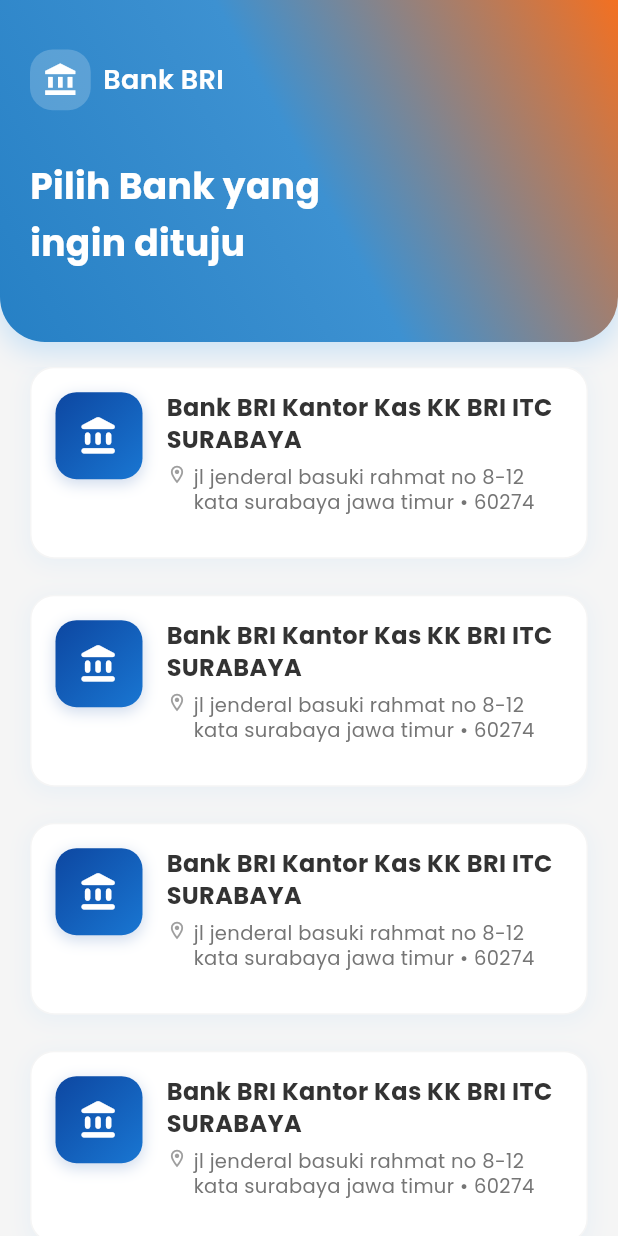
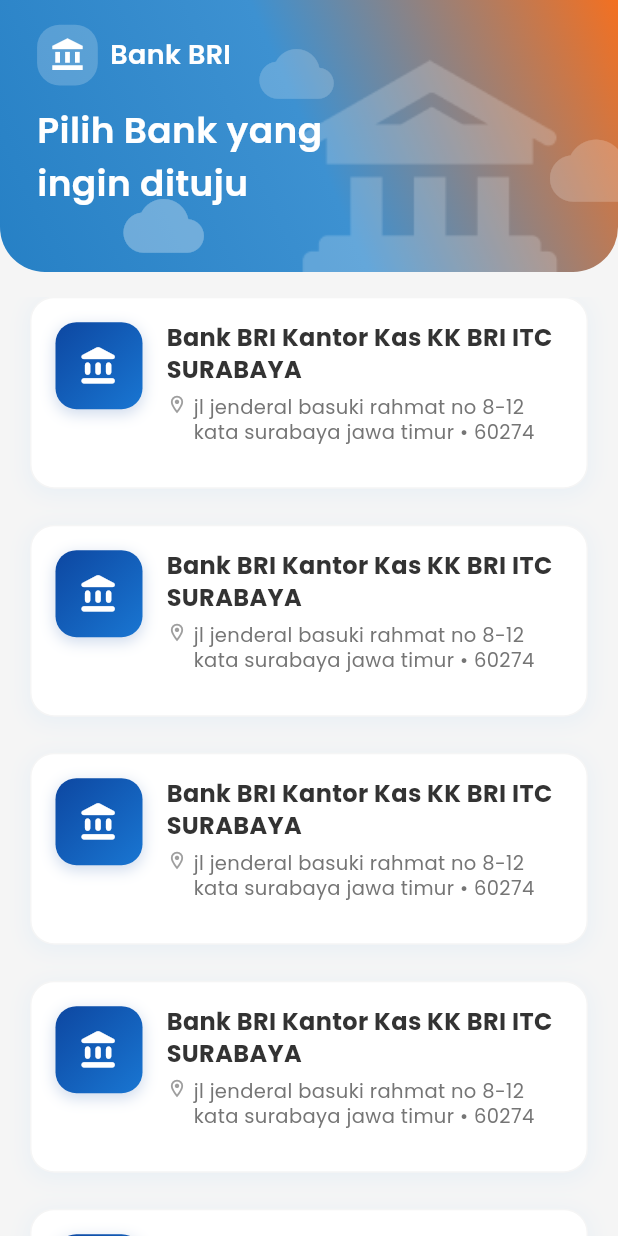
Before and after one commit to Magang-BRI-x-UNAIR/bri_cek, a Flutter app: the ChooseBankScreen screen opened directly, on a phone screen of 412 x 824 dp. Run offline on Flutter 3.47's test engine with Material 3 defaults, Android fonts, the phone set to English and light mode, and no system bars; our stand-ins replace fl_chart.

Commit message:
fix: header

```diff
--- a/lib/screens/choose_bank.dart
+++ b/lib/screens/choose_bank.dart
@@ -1,8 +1,8 @@
-import 'package:flutter/material.dart';
 import 'package:bri_cek/data/bank_branch_data.dart';
 import 'package:bri_cek/models/bank_branch.dart';
 import 'package:bri_cek/utils/app_size.dart';
 import 'package:bri_cek/widgets/bank_branch_card.dart';
+import 'package:flutter/material.dart';
 
 class ChooseBankScreen extends StatefulWidget {
   const ChooseBankScreen({super.key});
@@ -80,7 +80,8 @@
       if (query.isEmpty) {
         _filteredBranches = branches;
       } else {
-        _filteredBranches = branches.where((branch) {
+        _filteredBranches =
+            branches.where((branch) {
               return branch.name.toLowerCase().contains(query) ||
                   branch.address.toLowerCase().contains(query);
             }).toList();
@@ -112,39 +113,86 @@
               animation: _headerAnimation,
               builder: (context, child) {
                 return Transform.translate(
-                  offset: Offset(0,
-                      (1 - _headerAnimation.value) * -AppSize.heightPercent(6)),
-                  child: Opacity(
-                    opacity: _headerAnimation.value,
-                    child: child,
+                  offset: Offset(
+                    0,
+                    (1 - _headerAnimation.value) * -AppSize.heightPercent(6),
                   ),
+                  child: Opacity(opacity: _headerAnimation.value, child: child),
                 );
               },
               child: Container(
-                padding: AppSize.getHeaderPadding(),
-                decoration: BoxDecoration(
-                  gradient: const LinearGradient(
+                width: double.infinity,
+                height: AppSize.heightPercent(22),
+                decoration: const BoxDecoration(
+                  gradient: LinearGradient(
                     begin: Alignment.bottomLeft,
                     end: Alignment.topRight,
                     colors: [
                       Color(0xFF2680C5),
-                      Color(
-                          0xFF3D91D1), // Intermediate color for smoother gradient
+                      Color(0xFF3D91D1),
                       Color(0xFFF37021),
                     ],
                     stops: [0.0, 0.5, 1.0],
                   ),
                   borderRadius: BorderRadius.vertical(
-                    bottom: Radius.circular(AppSize.cardBorderRadius * 2),
+                    bottom: Radius.circular(30),
                   ),
-                  boxShadow: [
-                    BoxShadow(
-                      color: Colors.blue.withOpacity(0.2),
-                      blurRadius: 15,
-                      spreadRadius: 1,
-                      offset: const Offset(0, 6),
                 ),
-                  ],
+                child: Stack(
+                  children: [
+                    // Cloud decorations
+                    Positioned(
+                      top: AppSize.heightPercent(15),
+                      left: AppSize.widthPercent(20),
+                      child: Icon(
+                        Icons.cloud,
+                        color: Colors.white.withOpacity(0.3),
+                        size: AppSize.widthPercent(13),
+                      ),
+                    ),
+                    Positioned(
+                      top: AppSize.heightPercent(3),
+                      left: AppSize.widthPercent(42),
+                      child: Icon(
+                        Icons.cloud,
+                        color: Colors.white.withOpacity(0.2),
+                        size: AppSize.widthPercent(12),
+                      ),
+                    ),
+                    Positioned(
+                      top: AppSize.heightPercent(10),
+                      left: AppSize.widthPercent(89),
+                      child: Icon(
+                        Icons.cloud,
+                        color: Colors.white.withOpacity(0.2),
+                        size: AppSize.widthPercent(15),
+                      ),
+                    ),
+
+                    // Bank icon
+                    Positioned(
+                      right: AppSize.widthPercent(8),
+                      top: AppSize.heightPercent(3),
+                      child: Container(
+                        width: AppSize.widthPercent(45),
+                        height: AppSize.heightPercent(20),
+                        decoration: BoxDecoration(
+                          image: DecorationImage(
+                            image: AssetImage(
+                              'assets/images/bank_transparent.png',
+                            ),
+                            fit: BoxFit.cover,
+                          ),
+                        ),
+                      ),
+                    ),
+
+                    // Konten utama header
+                    Padding(
+                      padding: EdgeInsets.only(
+                        left: AppSize.widthPercent(6),
+                        top: AppSize.heightPercent(2),
+                        right: AppSize.widthPercent(6),
                       ),
                       child: Column(
                         crossAxisAlignment: CrossAxisAlignment.start,
@@ -157,11 +205,14 @@
                               Row(
                                 children: [
                                   Container(
-                              padding: EdgeInsets.all(AppSize.widthPercent(2)),
+                                    padding: EdgeInsets.all(
+                                      AppSize.widthPercent(2),
+                                    ),
                                     decoration: BoxDecoration(
                                       color: Colors.white.withOpacity(0.2),
                                       borderRadius: BorderRadius.circular(
-                                    AppSize.cardBorderRadius),
+                                        AppSize.cardBorderRadius,
+                                      ),
                                     ),
                                     child: Icon(
                                       Icons.account_balance,
@@ -183,24 +234,27 @@
                             ],
                           ),
 
-                    SizedBox(height: AppSize.heightPercent(4)),
+                          SizedBox(height: AppSize.heightPercent(1.5)),
 
                           // Main header text
                           Text(
                             "Pilih Bank yang",
                             style: AppSize.getTextStyle(
                               fontSize: AppSize.titleFontSize,
-                        fontWeight: FontWeight.bold,
+                              fontWeight: FontWeight.w600,
                               color: Colors.white,
                             ),
                           ),
-                    SizedBox(height: AppSize.heightPercent(0.5)),
+                          SizedBox(height: AppSize.heightPercent(0.2)),
                           Text(
                             "ingin dituju",
                             style: AppSize.getTextStyle(
                               fontSize: AppSize.titleFontSize,
-                        fontWeight: FontWeight.bold,
+                              fontWeight: FontWeight.w600,
                               color: Colors.white,
+                            ),
+                          ),
+                        ],
                       ),
                     ),
                   ],
@@ -211,7 +265,8 @@
             SizedBox(height: AppSize.screenHeight * 0.02),
             // Bank Branch List dengan animasi
             Expanded(
-              child: _filteredBranches.isEmpty
+              child:
+                  _filteredBranches.isEmpty
                       ? Center(
                         child: Column(
                           mainAxisAlignment: MainAxisAlignment.center,
@@ -250,8 +305,9 @@
                           );
                         },
                         child: ListView.builder(
-                        padding:
-                            EdgeInsets.symmetric(horizontal: paddingHorizontal),
+                          padding: EdgeInsets.symmetric(
+                            horizontal: paddingHorizontal,
+                          ),
                           itemCount: _filteredBranches.length,
                           itemBuilder: (context, index) {
                             final branch = _filteredBranches[index];
```
Lines whose indentation alone changed are shown as unchanged.
